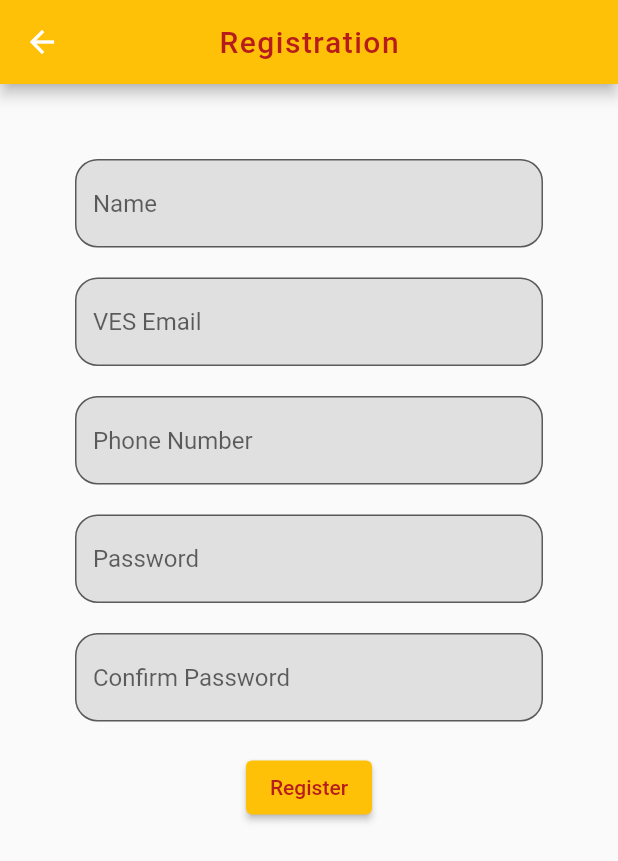
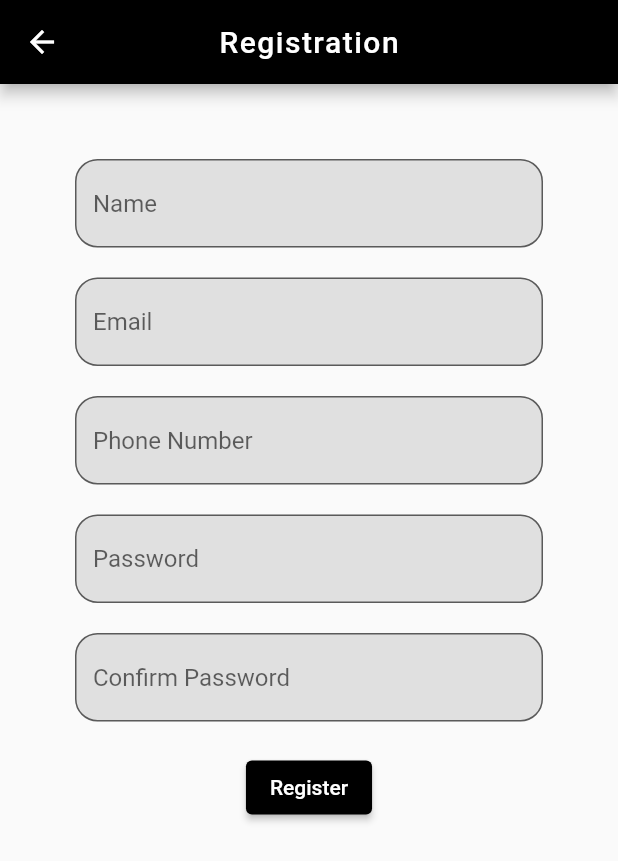
Before and after one commit to Raghav-2104/Foodie, a Flutter app: the screen it shows after launch, after a tap on "Login", after a tap on "Register", on a phone screen of 412 x 824 dp. Shown: the top 861 px of the screen. Run offline on Flutter 3.47's test engine with Material 2 defaults, Android fonts, the phone set to English and light mode, and no system bars; our stand-ins replace cloud_firestore, firebase_auth, firebase_core, fluttertoast, google_nav_bar; accounts and stored records are empty.

Commit message:
UI Change

```diff
--- a/lib/Screens/Cart.dart
+++ b/lib/Screens/Cart.dart
@@ -55,7 +55,7 @@ class _CartState extends State<Cart> {
           .doc(_auth.currentUser?.email)
           .collection('Invoice')
           .doc(
-              'Order$transactionResult') // Use the incremented number as the document ID
+              'Order: $transactionResult') // Use the incremented number as the document ID
           .set({
         'total': cart['total'],
         'itemList': cart['itemList'],
--- a/lib/Screens/Login.dart
+++ b/lib/Screens/Login.dart
@@ -22,25 +22,31 @@ class _LoginCustomerState extends State<LoginCustomer> {
   @override
   Widget build(BuildContext context) {
     return Scaffold(
-      backgroundColor: Colors.grey[100],
+      backgroundColor: Colors.grey[200],
       appBar: AppBar(
-        title: Text(
-          'VESIT Canteen',
+        title: const Text(
+          'Foodie',
           style: TextStyle(
-            color: Colors.red[900],
+            color: Colors.red,
             fontSize: 30,
             fontWeight: FontWeight.bold,
-            letterSpacing: 1.5,
+            letterSpacing: 1,
+            fontFamily: 'Times New Roman'
           ),
         ),
         elevation: 3.0,
-        backgroundColor: Colors.amber,
+        backgroundColor: Colors.black,
         centerTitle: true,
       ),
       body: Form(
         key: _formKey,
         child: Column(
           children: [
+            const SizedBox(height: 20,),
+            const CircleAvatar(
+              backgroundImage: AssetImage('assets/logo2.png'),
+              radius: 125,
+            ),
             const SizedBox(
               height: 20,
             ),
@@ -64,9 +70,8 @@ class _LoginCustomerState extends State<LoginCustomer> {
                 decoration: InputDecoration(
                   border: const OutlineInputBorder(
                     borderRadius: BorderRadius.all(Radius.circular(15)),
-                    borderSide: BorderSide(color: Colors.amber),
                   ),
-                  fillColor: Colors.grey[200],
+                  fillColor: Colors.grey[50],
                   filled: true,
                   hintText: 'Email',
                   prefixIcon: const Icon(Icons.email_outlined),
@@ -86,9 +91,8 @@ class _LoginCustomerState extends State<LoginCustomer> {
                 decoration: InputDecoration(
                   border: const OutlineInputBorder(
                     borderRadius: BorderRadius.all(Radius.circular(15)),
-                    borderSide: BorderSide(color: Colors.amber),
                   ),
-                  fillColor: Colors.grey[200],
+                  fillColor: Colors.grey[50],
                   filled: true,
                   hintText: 'Password',
                   prefixIcon: const Icon(
@@ -160,8 +164,8 @@ class _LoginCustomerState extends State<LoginCustomer> {
                       }
                     },
                     style: ElevatedButton.styleFrom(
-                      backgroundColor: Colors.amber,
-                      foregroundColor: Colors.red[900],
+                      backgroundColor: Colors.black,
+                      foregroundColor: Colors.white,
                     ),
                     child: const Text(
                       'Login',
@@ -180,8 +184,8 @@ class _LoginCustomerState extends State<LoginCustomer> {
                   ElevatedButton(
                     onPressed: () {},
                     style: ElevatedButton.styleFrom(
-                      backgroundColor: Colors.amber,
-                      foregroundColor: Colors.red[900],
+                      backgroundColor: Colors.black,
+                      foregroundColor: Colors.white,
                     ),
                     child: const Text(
                       'Forget Password',
@@ -225,7 +229,7 @@ class _LoginCustomerState extends State<LoginCustomer> {
                   child: const Text(
                     'Register',
                     style: TextStyle(
-                      color: Colors.blue,
+                      color: Colors.red,
                       fontSize: 22,
                       fontWeight: FontWeight.w700,
                     ),
--- a/lib/Screens/Register.dart
+++ b/lib/Screens/Register.dart
@@ -21,7 +21,9 @@ class _RegistrationState extends State<Registration> {
   String phoneNumber = '';
   String password = '';
   String confirm = '';
+  bool isLoading = false;
   void pressed() {
+    Navigator.pop(context);
     Navigator.pop(context);
     Navigator.push(
         context,
@@ -35,18 +37,18 @@ class _RegistrationState extends State<Registration> {
   Widget build(BuildContext context) {
     return Scaffold(
       appBar: AppBar(
-        backgroundColor: Colors.amber,
-        title: Text(
+        backgroundColor: Colors.black,
+        title: const Text(
           'Registration',
           style: TextStyle(
             fontSize: 20,
-            color: Colors.red[900],
+            color: Colors.white,
             letterSpacing: 1,
           ),
         ),
         centerTitle: true,
       ),
-      body: Form(
+      body:isLoading?const Center(child: CircularProgressIndicator(),): Form(
         key: _formKey,
         child: Column(
           children: [
@@ -96,13 +98,13 @@ class _RegistrationState extends State<Registration> {
                   ),
                   filled: true,
                   fillColor: Colors.grey[300],
-                  hintText: 'VES Email',
+                  hintText: 'Email',
                 ),
                 enableSuggestions: true,
                 keyboardType: TextInputType.emailAddress,
                 validator: (value) {
-                  if (email.isEmpty || !email.contains('@ves.ac.in')) {
-                    return 'Enter your VES email';
+                  if (email.isEmpty || !email.contains('@')) {
+                    return 'Enter your Email';
                   } else {
                     return null;
                   }
@@ -224,6 +226,11 @@ class _RegistrationState extends State<Registration> {
             ElevatedButton(
                 onPressed: () async {
                   if (_formKey.currentState!.validate()) {
+                    if (isLoading) {
+                      setState(() {
+                        isLoading = true;
+                      });
+                    }
                     dynamic result = await _auth.registerWithEmailAndPassword(
                         email, password);
                     if (result != null) {
@@ -241,15 +248,18 @@ class _RegistrationState extends State<Registration> {
                           // Add other user details as needed
                         });
                         await FirebaseFirestore.instance
-                              .collection('InvoiceNumber')
-                              .doc(email)
-                              .collection('OrderNums')
-                              .doc('currentNumber')
-                              .set({'number': 0});
+                            .collection('InvoiceNumber')
+                            .doc(email)
+                            .collection('OrderNums')
+                            .doc('currentNumber')
+                            .set({'number': 0});
                       } catch (e) {
-                        print('Error adding user details to Firestore: $e');
+                        print('Error adding user details to Database: $e');
                         // Handle the error appropriately
                       }
+                      setState(() {
+                        isLoading = false;
+                      });
                       // ignore: use_build_context_synchronously
                       showDialog(
                           context: context,
@@ -263,8 +273,8 @@ class _RegistrationState extends State<Registration> {
                   }
                 },
                 style: ElevatedButton.styleFrom(
-                  backgroundColor: Colors.amber,
-                  foregroundColor: Colors.red[900],
+                  backgroundColor: Colors.black,
+                  foregroundColor: Colors.white,
                 ),
                 child: const Text('Register'))
           ],
--- a/pubspec.yaml
+++ b/pubspec.yaml
@@ -66,8 +66,8 @@ flutter:
   uses-material-design: true
 
   # To add assets to your application, add an assets section, like this:
-  # assets:
-  #   - images/a_dot_burr.jpeg
+  assets:
+    - assets/
   #   - images/a_dot_ham.jpeg
 
   # An image asset can refer to one or more resolution-specific "variants", see
```
Also changed, not shown: lib/Screens/Orders.dart (+55 -14 lines), assets/logo2.png (added).
